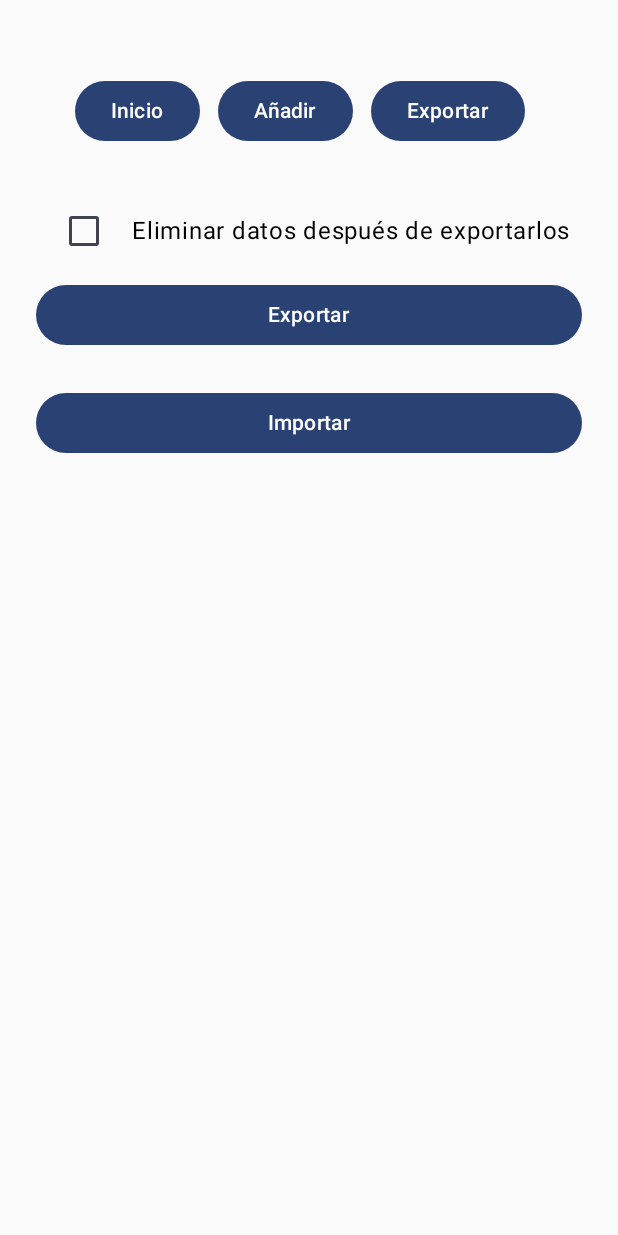
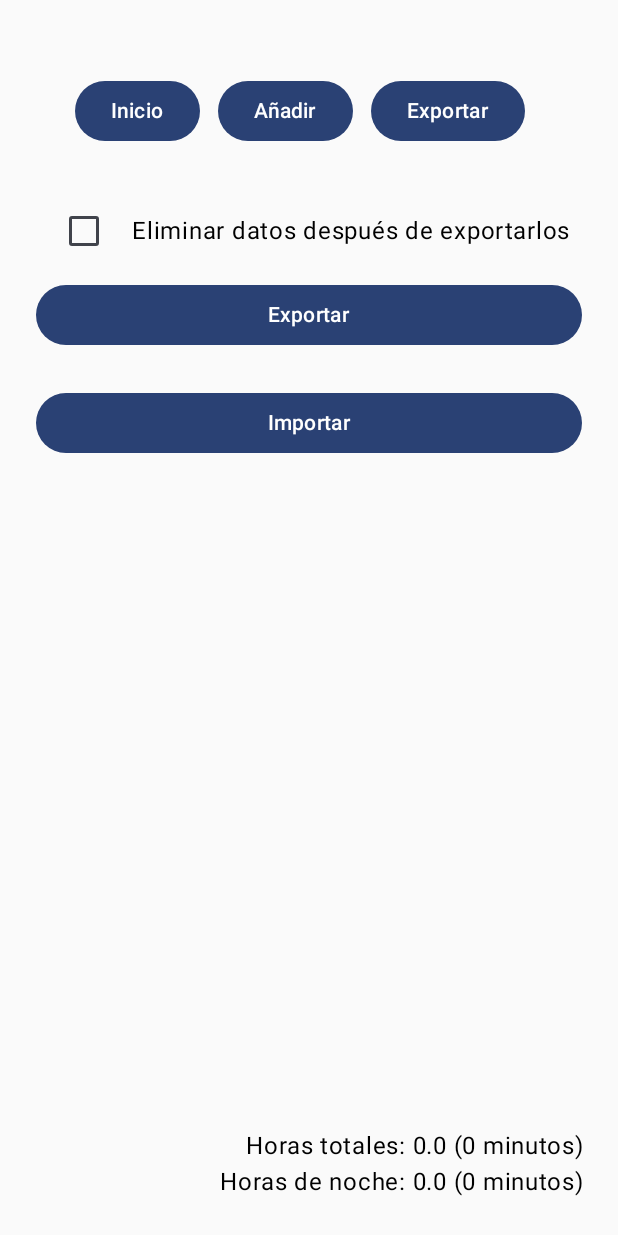
Before and after one commit to rmarcosr/rasJob, an Android app built with Jetpack Compose: the ExportScreen screen opened through its navigation route, on a phone screen of 412 x 824 dp. Run offline under Robolectric (Android 15) with nearby library versions, the phone set to English and light mode, and no system bars.

Commit message:
feat: Show total and night work hours on export screen

```diff
--- a/app/src/main/java/dev/rmarcosr/rasjob/screens/Export.kt
+++ b/app/src/main/java/dev/rmarcosr/rasjob/screens/Export.kt
@@ -7,8 +7,11 @@ import android.provider.MediaStore
 import android.widget.Toast
 import androidx.activity.compose.rememberLauncherForActivityResult
 import androidx.activity.result.contract.ActivityResultContracts
+import androidx.compose.foundation.layout.Arrangement
+import androidx.compose.foundation.layout.Box
 import androidx.compose.foundation.layout.Column
 import androidx.compose.foundation.layout.Row
+import androidx.compose.foundation.layout.fillMaxSize
 import androidx.compose.foundation.layout.fillMaxWidth
 import androidx.compose.foundation.layout.padding
 import androidx.compose.material3.Button
@@ -21,6 +24,7 @@ import androidx.compose.runtime.remember
 import androidx.compose.runtime.setValue
 import androidx.compose.ui.Alignment
 import androidx.compose.ui.Modifier
+import androidx.compose.ui.text.style.TextAlign
 import androidx.compose.ui.unit.dp
 import androidx.navigation.NavController
 import dev.rmarcosr.rasjob.WorkLog
@@ -91,6 +95,39 @@ fun ExportScreen(navController: NavController, viewModel: MainViewModel, context
         ) {
             Text(text = "Importar")
         }
+        Box(
+            modifier = Modifier.fillMaxSize(),
+            contentAlignment = Alignment.BottomStart
+        ) {
+            Column(
+                modifier = Modifier.fillMaxWidth(),
+                verticalArrangement = Arrangement.Bottom
+            ) {
+                Row(
+                    modifier = Modifier.fillMaxWidth(),
+                    verticalAlignment = Alignment.Top
+                ) {
+                    Text(
+                        "Horas totales: ${(viewModel.totalDuration.toDouble()) / 60} (${viewModel.totalDuration} minutos)",
+                        textAlign = TextAlign.End,
+                        modifier = Modifier.fillMaxWidth()
+                    )
+                }
+
+                Row(
+                    modifier = Modifier.fillMaxWidth(),
+                    verticalAlignment = Alignment.Bottom
+                ) {
+                    Text(
+                        "Horas de noche: ${(viewModel.nightDuration.toDouble()) / 60} (${viewModel.totalDuration} minutos)",
+                        textAlign = TextAlign.End,
+                        modifier = Modifier.fillMaxWidth()
+                    )
+                }
+            }
+        }
+
+
     }
 }
 
```
Also changed, not shown: app/src/main/java/dev/rmarcosr/rasjob/viewmodels/MainViewModel.kt (+38 -0 lines).
